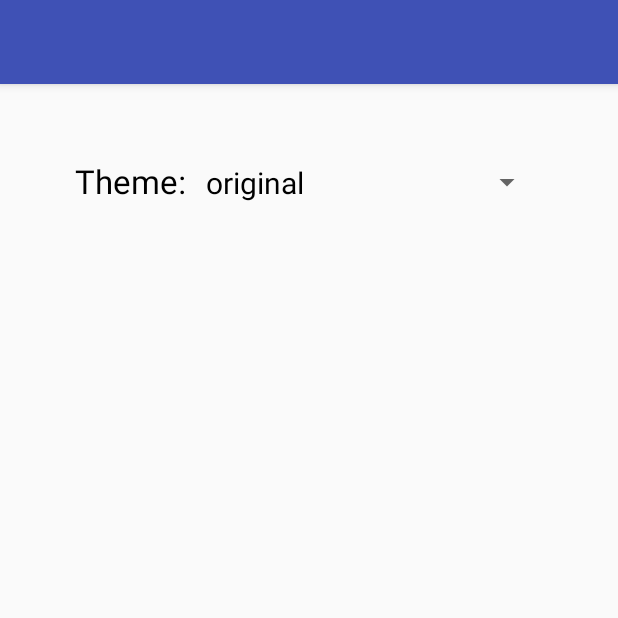
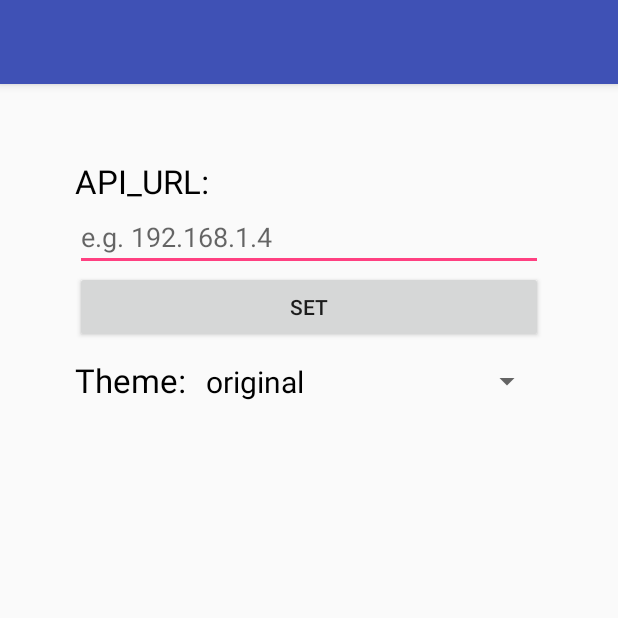
Before and after one commit to PagnoDunadan/WerewolfAndroid, an Android app: the OptionsActivity screen opened directly, with no data from a screen before it, on a phone screen of 412 x 824 dp, the top half of it. Run offline under Robolectric (Android 15) with nearby library versions, the phone set to English and light mode, and no system bars.

Commit message:
added API_URL to options layout and updated ShowRoles text

```diff
--- a/app/src/main/java/pero/fesb/hr/werewolfandroid/MainActivity.java
+++ b/app/src/main/java/pero/fesb/hr/werewolfandroid/MainActivity.java
@@ -9,7 +9,7 @@ import android.widget.Button;
 import android.widget.LinearLayout;
 
 public class MainActivity extends AppCompatActivity {
-    public static String API_URL = "http://192.168.1.3:8000/";
+    public static String API_URL = "http://192.168.1.4:8000/";
 
     @Override
     protected void onCreate(Bundle savedInstanceState) {
--- a/app/src/main/java/pero/fesb/hr/werewolfandroid/OptionsActivity.java
+++ b/app/src/main/java/pero/fesb/hr/werewolfandroid/OptionsActivity.java
@@ -2,21 +2,57 @@ package pero.fesb.hr.werewolfandroid;
 
 
 import android.content.Intent;
+import android.content.res.ColorStateList;
+import android.graphics.PorterDuff;
+import android.graphics.drawable.Drawable;
 import android.os.Bundle;
+import android.support.annotation.ColorInt;
 import android.support.v4.content.ContextCompat;
+import android.support.v4.view.ViewCompat;
 import android.support.v7.app.AppCompatActivity;
 import android.view.View;
 import android.view.ViewGroup;
 import android.widget.AdapterView;
 import android.widget.ArrayAdapter;
+import android.widget.Button;
+import android.widget.EditText;
 import android.widget.LinearLayout;
 import android.widget.Spinner;
 import android.widget.TextView;
 
+import java.lang.reflect.Field;
 import java.util.ArrayList;
 import java.util.List;
 
 public class OptionsActivity extends AppCompatActivity {
+
+    // Theme related
+    public static void setCursorColor(EditText view, @ColorInt int color) {
+        // Huge thanks to Jared Rummler https://stackoverflow.com/a/26543290
+        try {
+            // Get the cursor resource id
+            Field field = TextView.class.getDeclaredField("mCursorDrawableRes");
+            field.setAccessible(true);
+            int drawableResId = field.getInt(view);
+
+            // Get the editor
+            field = TextView.class.getDeclaredField("mEditor");
+            field.setAccessible(true);
+            Object editor = field.get(view);
+
+            // Get the drawable and set a color filter
+            Drawable drawable = ContextCompat.getDrawable(view.getContext(), drawableResId);
+            drawable.setColorFilter(color, PorterDuff.Mode.SRC_IN);
+            Drawable[] drawables = {drawable, drawable};
+
+            // Set the drawables
+            field = editor.getClass().getDeclaredField("mCursorDrawable");
+            field.setAccessible(true);
+            field.set(editor, drawables);
+        } catch (Exception ignored) {
+        }
+    }
+    // End theme
 
     @Override
     protected void onCreate(Bundle savedInstanceState) {
@@ -24,6 +60,9 @@ public class OptionsActivity extends AppCompatActivity {
         setContentView(R.layout.activity_options);
 
         final LinearLayout mainLayout = (LinearLayout) findViewById(R.id.mainLayout);
+        final TextView apiUrlTextView = (TextView) findViewById(R.id.apiUrlTextView);
+        final EditText apiUrlEditText = (EditText) findViewById(R.id.apiUrlEditText);
+        final Button apiUrlButton = (Button) findViewById(R.id.apiUrlButton);
         final TextView themeTextView = (TextView) findViewById(R.id.themeTextView);
         final Spinner themeSpinner = (Spinner) findViewById(R.id.themeSpinner);
 
@@ -60,12 +99,20 @@ public class OptionsActivity extends AppCompatActivity {
                 if (position == 0) {
                     myPreferences.setString("themeColor", "white");
                     mainLayout.setBackgroundColor(ContextCompat.getColor(getApplicationContext(), R.color.colorOriginalBackground));
+                    apiUrlTextView.setTextColor(ContextCompat.getColor(getApplicationContext(), R.color.colorBlackLetters));
+                    apiUrlEditText.setTextColor(ContextCompat.getColor(getApplicationContext(), R.color.colorBlackLetters));
+                    setCursorColor(apiUrlEditText, ContextCompat.getColor(getApplicationContext(), R.color.colorAccent));
+                    ViewCompat.setBackgroundTintList(apiUrlEditText, ColorStateList.valueOf(ContextCompat.getColor(getApplicationContext(), R.color.colorAccent)));
                     themeTextView.setTextColor(ContextCompat.getColor(getApplicationContext(), R.color.colorBlackLetters));
                     ((TextView) view).setTextColor(ContextCompat.getColor(getApplicationContext(), R.color.colorBlackLetters));
                 }
                 else if (position == 1) {
                     myPreferences.setString("themeColor", "pink");
                     mainLayout.setBackgroundColor(ContextCompat.getColor(getApplicationContext(), R.color.colorAccent));
+                    apiUrlTextView.setTextColor(ContextCompat.getColor(getApplicationContext(), R.color.colorWhiteLetters));
+                    apiUrlEditText.setTextColor(ContextCompat.getColor(getApplicationContext(), R.color.colorWhiteLetters));
+                    setCursorColor(apiUrlEditText, ContextCompat.getColor(getApplicationContext(), R.color.colorWhiteLetters));
+                    ViewCompat.setBackgroundTintList(apiUrlEditText, ColorStateList.valueOf(ContextCompat.getColor(getApplicationContext(), R.color.colorWhiteLetters)));
                     themeTextView.setTextColor(ContextCompat.getColor(getApplicationContext(), R.color.colorWhiteLetters));
                     ((TextView) view).setTextColor(ContextCompat.getColor(getApplicationContext(), R.color.colorWhiteLetters));
                 }
--- a/app/src/main/java/pero/fesb/hr/werewolfandroid/ShowRolesActivity.java
+++ b/app/src/main/java/pero/fesb/hr/werewolfandroid/ShowRolesActivity.java
@@ -88,21 +88,21 @@ public class ShowRolesActivity extends AppCompatActivity {
                     roleImageView.getLayoutParams().height = (int) getResources().getDimension(R.dimen.werewolf_imageview_height);
                     roleImageView.setBackgroundResource(R.drawable.werewolf);
                     roleTextView.setText("Werewolf");
-                    descriptionTextView.setText("At night you wake up and together with your werewolf friend decide on a victim to kill. During the day you try to pose as a regular villager and not get yourself killed.");
+                    descriptionTextView.setText("At night you wake up and together with your werewolf friend decide on a victim to kill. During the day you pretend to be a regular villager and try to not get yourself killed.");
                 }
                 else if (responseString.equals("doctor")) {
                     roleImageView.getLayoutParams().width = (int) getResources().getDimension(R.dimen.doctor_imageview_width);
                     roleImageView.getLayoutParams().height = (int) getResources().getDimension(R.dimen.doctor_imageview_height);
                     roleImageView.setBackgroundResource(R.drawable.doctor);
                     roleTextView.setText("Doctor");
-                    descriptionTextView.setText("At night you awaken and select a player which cannot be killed by the werewolves that night.");
+                    descriptionTextView.setText("At night you wake up and select a player who cannot be killed by the werewolves that night.");
                 }
                 else if (responseString.equals("seer")) {
                     roleImageView.getLayoutParams().width = (int) getResources().getDimension(R.dimen.seer_imageview_width);
                     roleImageView.getLayoutParams().height = (int) getResources().getDimension(R.dimen.seer_imageview_height);
                     roleImageView.setBackgroundResource(R.drawable.seer);
                     roleTextView.setText("Seer");
-                    descriptionTextView.setText("Each night you can uncover the role of another player.");
+                    descriptionTextView.setText("Each night you can learn the role of another player.");
                 }
                 else if (responseString.equals("villager")) {
                     roleImageView.getLayoutParams().width = (int) getResources().getDimension(R.dimen.villager_imageview_width);
--- a/app/src/main/res/layout/activity_options.xml
+++ b/app/src/main/res/layout/activity_options.xml
@@ -6,7 +6,29 @@
     android:padding="50dp"
     android:id="@+id/mainLayout">
 
+    <TextView
+        android:id="@+id/apiUrlTextView"
+        android:text="API_URL: "
+        android:textSize="22dp"
+        android:textAppearance="@style/TextAppearance.AppCompat"
+        android:layout_width="match_parent"
+        android:layout_height="wrap_content" />
+
+    <EditText
+        android:id="@+id/apiUrlEditText"
+        android:layout_width="match_parent"
+        android:layout_height="wrap_content"
+        android:ems="10"
+        android:hint="e.g. 192.168.1.4" />
+
+    <Button
+        android:text="Set"
+        android:layout_width="match_parent"
+        android:layout_height="wrap_content"
+        android:id="@+id/apiUrlButton" />
+
     <LinearLayout
+        android:layout_marginTop="10dp"
         android:orientation="horizontal"
         android:layout_width="match_parent"
         android:layout_height="wrap_content">
```
